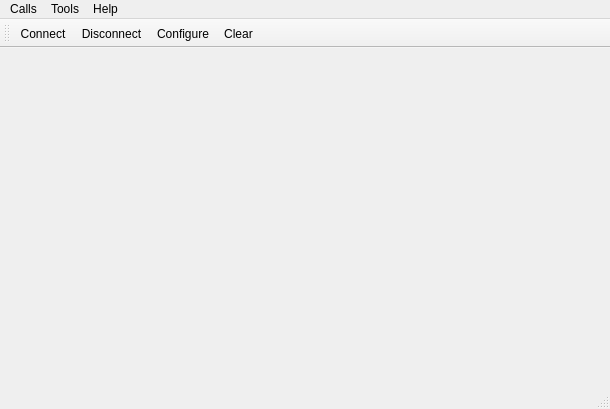
Qt form terminal/mainwindow.ui (eeyoo/step-servo-tuner) before a commit.
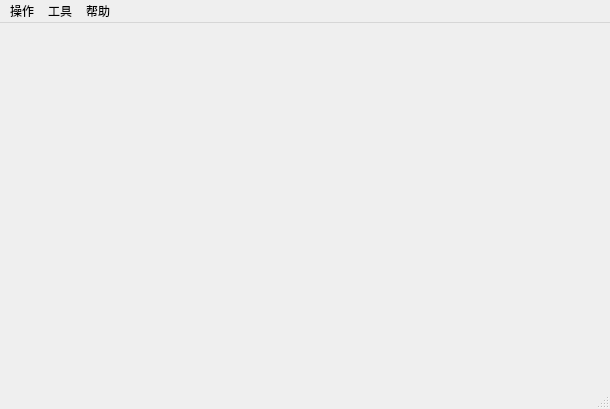
The same form after that commit. Icons and pictures are not drawn.

Patch:
```diff
--- a/terminal/mainwindow.ui
+++ b/terminal/mainwindow.ui
@@ -27,7 +27,7 @@
    </property>
    <widget class="QMenu" name="menuCalls">
     <property name="title">
-     <string>Calls</string>
+     <string>操作</string>
     </property>
     <addaction name="actionConnect"/>
     <addaction name="actionDisconnect"/>
@@ -36,14 +36,14 @@
    </widget>
    <widget class="QMenu" name="menuTools">
     <property name="title">
-     <string>Tools</string>
+     <string>工具</string>
     </property>
     <addaction name="actionConfigure"/>
     <addaction name="actionClear"/>
    </widget>
    <widget class="QMenu" name="menuHelp">
     <property name="title">
-     <string>Help</string>
+     <string>帮助</string>
     </property>
     <addaction name="actionAbout"/>
     <addaction name="actionAboutQt"/>
@@ -52,18 +52,6 @@
    <addaction name="menuTools"/>
    <addaction name="menuHelp"/>
   </widget>
-  <widget class="QToolBar" name="mainToolBar">
-   <attribute name="toolBarArea">
-    <enum>TopToolBarArea</enum>
-   </attribute>
-   <attribute name="toolBarBreak">
-    <bool>false</bool>
-   </attribute>
-   <addaction name="actionConnect"/>
-   <addaction name="actionDisconnect"/>
-   <addaction name="actionConfigure"/>
-   <addaction name="actionClear"/>
-  </widget>
   <widget class="QStatusBar" name="statusBar"/>
   <action name="actionAbout">
    <property name="text">
@@ -87,7 +75,7 @@
      <normaloff>:/images/connect.png</normaloff>:/images/connect.png</iconset>
    </property>
    <property name="text">
-    <string>C&amp;onnect</string>
+    <string>连接</string>
    </property>
    <property name="toolTip">
     <string>Connect to serial port</string>
@@ -102,7 +90,7 @@
      <normaloff>:/images/disconnect.png</normaloff>:/images/disconnect.png</iconset>
    </property>
    <property name="text">
-    <string>&amp;Disconnect</string>
+    <string>断开</string>
    </property>
    <property name="toolTip">
     <string>Disconnect from serial port</string>
@@ -117,7 +105,7 @@
      <normaloff>:/images/settings.png</normaloff>:/images/settings.png</iconset>
    </property>
    <property name="text">
-    <string>&amp;Configure</string>
+    <string>配置</string>
    </property>
    <property name="toolTip">
     <string>Configure serial port</string>
@@ -132,7 +120,7 @@
      <normaloff>:/images/clear.png</normaloff>:/images/clear.png</iconset>
    </property>
    <property name="text">
-    <string>C&amp;lear</string>
+    <string>清空缓存</string>
    </property>
    <property name="toolTip">
     <string>Clear data</string>
```
Left out of the diff: 22 changed lines with no effect on the pictures.
